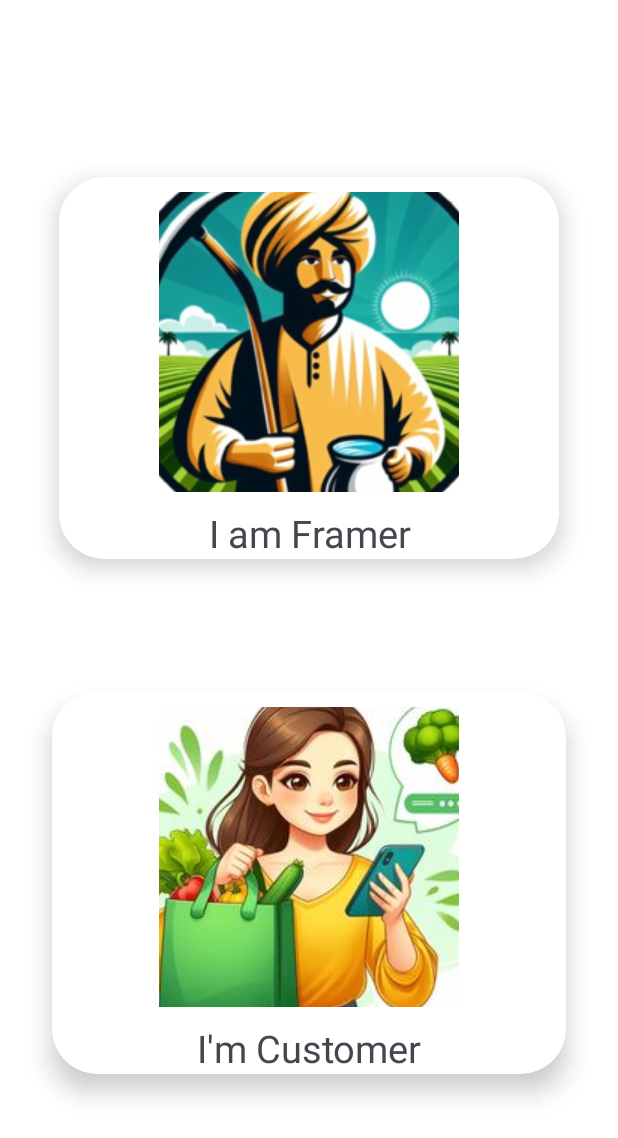
After one commit to Prathamesh-Kothalkar/DigiFarm, an Android app: the SelectLoginActivity screen opened directly, with no data from a screen before it, on a phone screen of 412 x 824 dp. The commit adds this screen. Shown: the top 1138 px of the screen. Run offline under Robolectric (Android 15) with nearby library versions, the phone set to English and light mode, and no system bars.

Commit message:
added SelectLoginActivity added FarmerActivity done 2/2

```diff
--- /dev/null
+++ b/app/src/main/java/com/example/digifarm/SelectLoginActivity.java
@@ -0,0 +1,40 @@
+package com.example.digifarm;
+
+import androidx.appcompat.app.AppCompatActivity;
+
+import android.content.Intent;
+import android.os.Bundle;
+import android.view.View;
+import android.widget.ImageButton;
+
+public class SelectLoginActivity extends AppCompatActivity {
+
+    @Override
+    protected void onCreate(Bundle savedInstanceState) {
+        super.onCreate(savedInstanceState);
+        setContentView(R.layout.activity_select_login);
+
+        ImageButton farmer_btn = findViewById(R.id.farmer_btn);
+        ImageButton customer_btn=findViewById(R.id.customer_btn);
+        farmer_btn.setOnClickListener(new View.OnClickListener() {
+            @Override
+            public void onClick(View v) {
+                Intent in = new Intent(SelectLoginActivity.this,FarmerActivity.class);
+                startActivity(in);
+                finish();
+            }
+        });
+
+        customer_btn.setOnClickListener(new View.OnClickListener() {
+            @Override
+            public void onClick(View v) {
+                Intent in = new Intent(SelectLoginActivity.this,MainActivity.class);
+                startActivity(in);
+                finish();
+            }
+        });
+
+
+
+    }
+}
--- a/app/src/main/java/com/example/digifarm/SplashActivity.java
+++ b/app/src/main/java/com/example/digifarm/SplashActivity.java
@@ -22,7 +22,7 @@ public class SplashActivity extends AppCompatActivity {
                     System.out.print(e);
                 }
                 finally {
-                    Intent in = new Intent(SplashActivity.this,MainActivity.class);
+                    Intent in = new Intent(SplashActivity.this,SelectLoginActivity.class);
                     startActivity(in);
                     finish();
                 }
--- /dev/null
+++ b/app/src/main/res/layout/activity_select_login.xml
@@ -0,0 +1,78 @@
+<?xml version="1.0" encoding="utf-8"?>
+<androidx.constraintlayout.widget.ConstraintLayout xmlns:android="http://schemas.android.com/apk/res/android"
+    xmlns:app="http://schemas.android.com/apk/res-auto"
+    xmlns:tools="http://schemas.android.com/tools"
+    android:layout_width="match_parent"
+    android:layout_height="match_parent"
+    android:background="@color/white"
+    tools:context=".SelectLoginActivity">
+
+    <LinearLayout
+        android:layout_width="match_parent"
+        android:layout_height="match_parent"
+        android:orientation="vertical"
+        android:gravity="center">
+
+
+        <androidx.cardview.widget.CardView
+            android:layout_width="match_parent"
+            android:layout_height="wrap_content"
+            app:cardElevation="10dp"
+            app:cardCornerRadius="30dp"
+            android:layout_margin="10dp"
+            app:cardBackgroundColor="@color/white"
+            app:cardMaxElevation="20dp"
+            app:cardPreventCornerOverlap="true"
+            app:cardUseCompatPadding="true"
+            >
+
+
+            <ImageButton
+                android:id="@+id/farmer_btn"
+                android:layout_width="200dp"
+                android:layout_height="200dp"
+                android:layout_gravity="center_horizontal"
+                android:layout_marginTop="10dp"
+                android:src="@drawable/farmer" />
+
+            <TextView
+            android:layout_width="match_parent"
+            android:layout_height="wrap_content"
+            android:text="I am Framer"
+            android:textSize="25sp"
+            android:layout_marginTop="220dp"
+            android:textAlignment="center"/>
+
+        </androidx.cardview.widget.CardView>
+
+        <androidx.cardview.widget.CardView
+            android:layout_width="match_parent"
+            android:layout_height="wrap_content"
+            app:cardElevation="10dp"
+            app:cardCornerRadius="30dp"
+            android:layout_margin="15dp"
+            app:cardBackgroundColor="@color/white"
+            app:cardMaxElevation="10dp"
+            app:cardPreventCornerOverlap="true"
+            app:cardUseCompatPadding="true"
+            >
+        <ImageButton
+            android:layout_width="200dp"
+            android:layout_height="200dp"
+            android:id="@+id/customer_btn"
+            android:layout_marginTop="10dp"
+            android:layout_gravity="center_horizontal"
+            android:src="@drawable/customer"
+            />
+        <TextView
+            android:layout_width="match_parent"
+            android:layout_height="wrap_content"
+            android:text="I'm Customer"
+            android:textSize="25sp"
+            android:layout_marginTop="220dp"
+            android:textAlignment="center"/>
+        </androidx.cardview.widget.CardView>
+
+
+    </LinearLayout>
+</androidx.constraintlayout.widget.ConstraintLayout>
--- a/app/src/main/res/layout/fragment_home.xml
+++ b/app/src/main/res/layout/fragment_home.xml
@@ -18,8 +18,11 @@
             android:id="@+id/heroImage"
             android:layout_width="match_parent"
             android:layout_height="200dp"
+            android:rotation="0"
+            android:rotationX="0"
+            android:rotationY="0"
             android:scaleType="centerCrop"
-            android:src="@drawable/hero"/>
+            android:src="@drawable/hero" />
 
         <!-- Horizontal Three Banners -->
         <androidx.viewpager.widget.ViewPager
--- a/app/src/main/res/layout/fragment_profile.xml
+++ b/app/src/main/res/layout/fragment_profile.xml
@@ -9,6 +9,9 @@
     tools:context=".ProfileFragment">
 
     <!-- TODO: Update blank fragment layout -->
+    <ScrollView
+        android:layout_width="match_parent"
+        android:layout_height="wrap_content">
     <LinearLayout xmlns:android="http://schemas.android.com/apk/res/android"
         android:layout_width="match_parent"
         android:layout_height="match_parent"
@@ -163,5 +166,5 @@
                 android:drawablePadding="8dp"/>
         </LinearLayout>
     </LinearLayout>
-
+    </ScrollView>
 </FrameLayout>
```
Also changed, not shown: app/src/main/AndroidManifest.xml (+7 -4 lines), app/src/main/java/com/example/digifarm/FarmerActivity.java (added, +14 -0 lines), app/src/main/res/layout/activity_farmer.xml (added, +26 -0 lines), app/src/main/res/drawable/customer.jpg (added), app/src/main/res/drawable/farmer.png (added).
